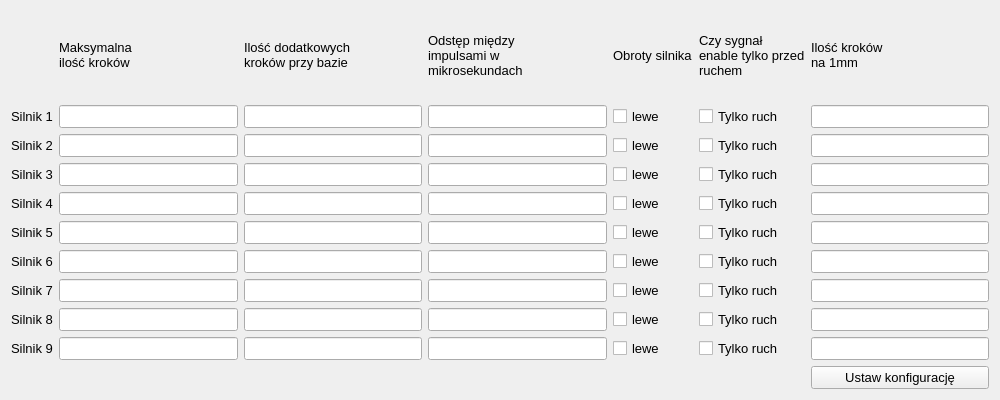
First picture: the form in CzujkiLinioweApp/sterownikustawieniawidget.ui, repository wiacekmarcin/CzujkiLiniowe, before the edit.
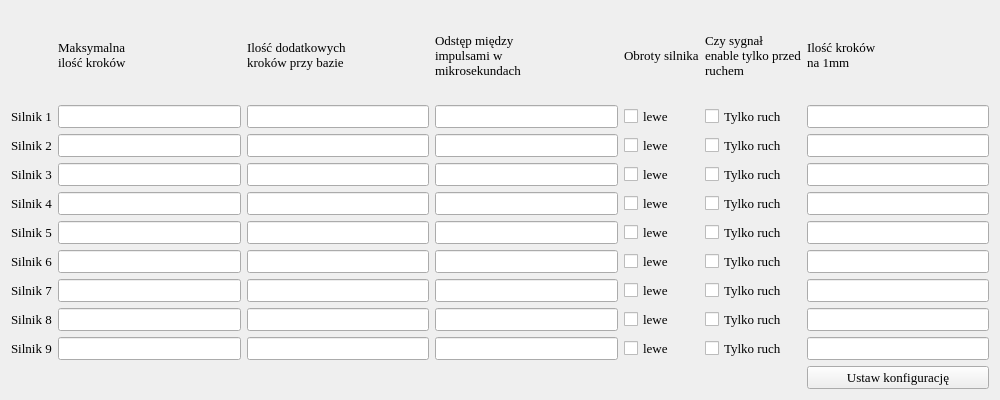
Second picture: the form after the edit.

```diff
--- a/CzujkiLinioweApp/sterownikustawieniawidget.ui
+++ b/CzujkiLinioweApp/sterownikustawieniawidget.ui
@@ -24,7 +24,7 @@
   </property>
   <property name="font">
    <font>
-    <family>Arial</family>
+    <family>Times New Roman</family>
     <pointsize>10</pointsize>
    </font>
   </property>
```
